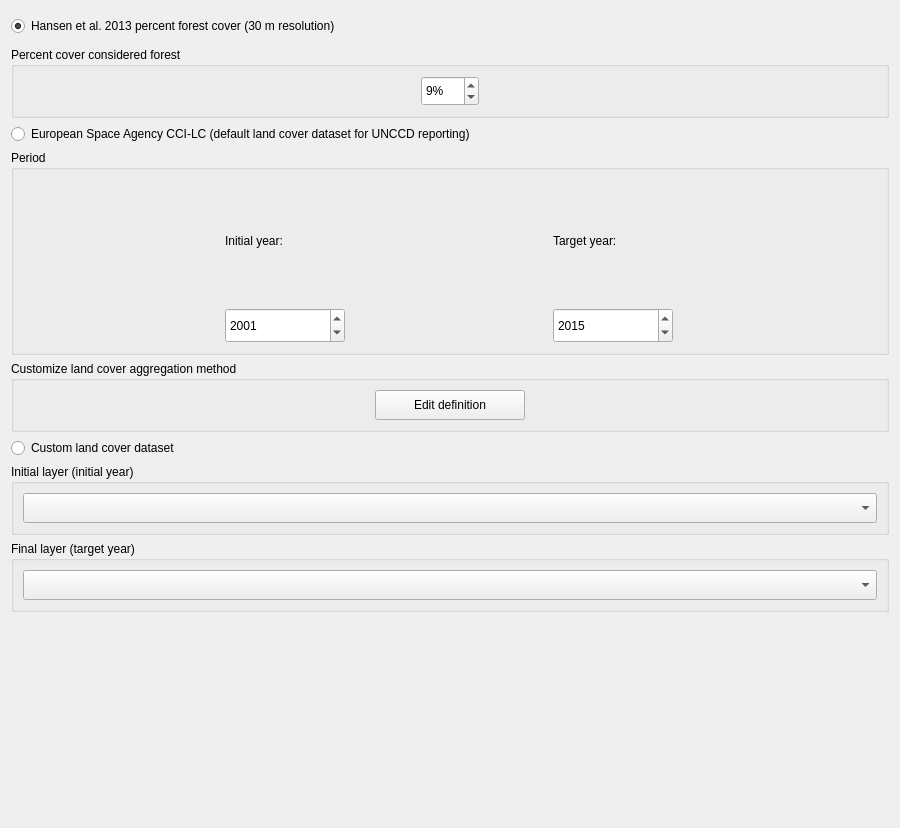
Old version of the form LDMP/gui/WidgetLCSetup.ui in the repository ConservationInternational/trends.earth.
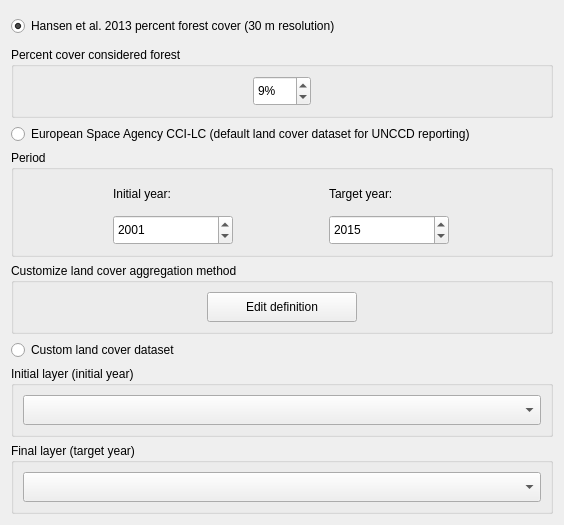
New version of the form. Custom widgets are drawn as their Qt base class.

What changed in the file:
```diff
--- a/LDMP/gui/WidgetLCSetup.ui
+++ b/LDMP/gui/WidgetLCSetup.ui
@@ -6,8 +6,8 @@
    <rect>
     <x>0</x>
     <y>0</y>
-    <width>900</width>
-    <height>828</height>
+    <width>564</width>
+    <height>481</height>
    </rect>
   </property>
   <property name="windowTitle">
```
